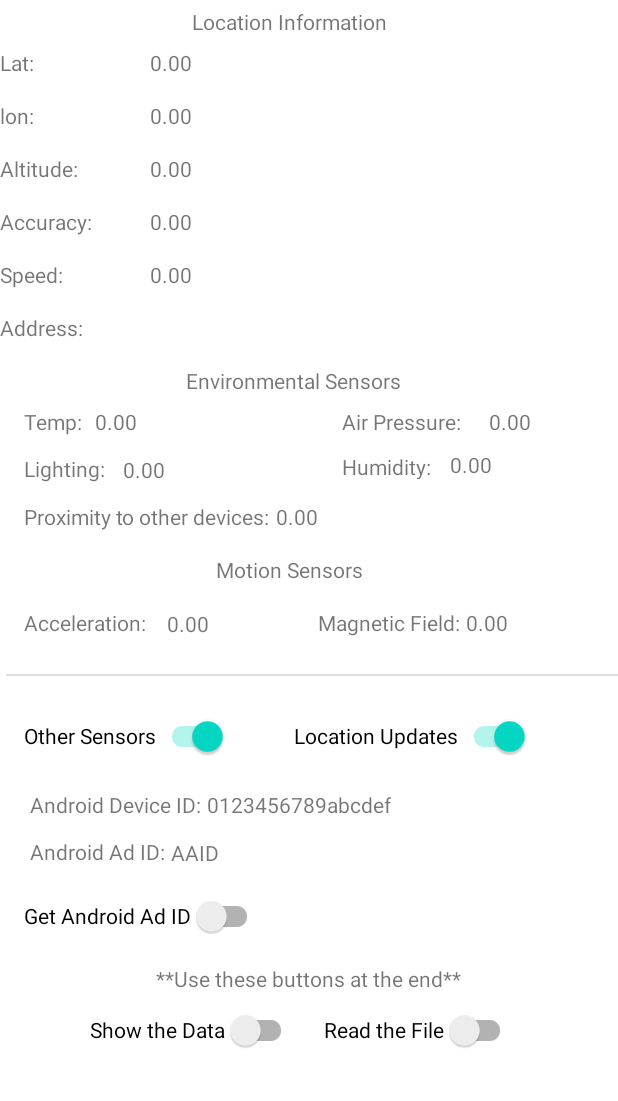
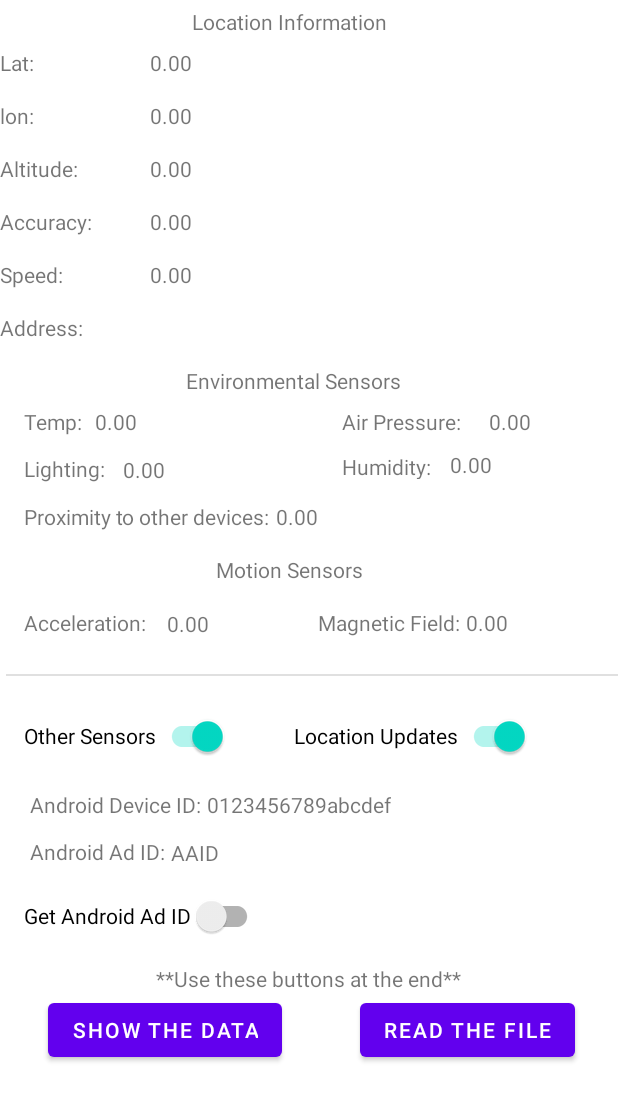
Before and after one commit to holdenlw/Android_Investigation, an Android app: the screen it shows after launch (MainActivity), on a phone screen of 412 x 824 dp. Shown: the top 1101 px of the screen. Run offline under Robolectric (Android 15) with nearby library versions, the phone set to English and light mode, and no system bars; our stand-ins replace AdMob.

Commit message:
Forgot to add buttons

```diff
--- a/app/src/main/java/com/example/myapplication/MainActivity.java
+++ b/app/src/main/java/com/example/myapplication/MainActivity.java
@@ -28,6 +28,7 @@ import androidx.core.app.ActivityCompat;
 
 import android.provider.Settings;
 
+import android.widget.Button;
 import android.widget.TextView;
 import android.widget.Toast;
 
@@ -59,8 +60,9 @@ public class MainActivity extends AppCompatActivity {
 //    String providerPackage;
 //    ListenableFuture<AdvertisingIdInfo> listenableFutureAAID;
 
-    // Switches are for testing purposes
-    SwitchCompat sw_sensors, sw_locations, sw_id, sw_getData, sw_readFile;
+    // Switches and buttons are for testing purposes
+    SwitchCompat sw_sensors, sw_locations, sw_id;
+    Button b_getData, b_readFile;
 
     // The heart and soul of this app
     FusedLocationProviderClient fusedLocationProviderClient;
@@ -110,8 +112,8 @@ public class MainActivity extends AppCompatActivity {
         sw_id = findViewById(R.id.sw_id);
 
         // switches for testing storage
-        sw_getData = findViewById(R.id.sw_getData);
-        sw_readFile = findViewById(R.id.sw_readFile);
+        b_getData = findViewById(R.id.b_getData);
+        b_readFile = findViewById(R.id.b_readFile);
 
         // Getting Device ID: reference https://www.youtube.com/watch?v=6tyGaqV2Gy0
         // Android does not include this in their documentation -- getting this info from a youtube search might help the arguments
@@ -174,11 +176,11 @@ public class MainActivity extends AppCompatActivity {
             } else tv_AAID.setText("Don't worry about this for now");
         });
 
-        sw_getData.setOnClickListener(v -> {
+        b_getData.setOnClickListener(v -> {
             // do something
         });
 
-        sw_readFile.setOnClickListener(v -> {
+        b_readFile.setOnClickListener(v -> {
             // do something
         });
 
--- a/app/src/main/res/layout/activity_main.xml
+++ b/app/src/main/res/layout/activity_main.xml
@@ -383,24 +383,24 @@
         app:layout_constraintStart_toStartOf="@+id/sw_id"
         app:layout_constraintTop_toBottomOf="@+id/sw_id" />
 
-    <androidx.appcompat.widget.SwitchCompat
-        android:id="@+id/sw_getData"
+    <Button
+        android:id="@+id/b_getData"
         android:layout_width="wrap_content"
         android:layout_height="wrap_content"
-        android:layout_marginStart="60dp"
-        android:layout_marginLeft="60dp"
+        android:layout_marginStart="32dp"
+        android:layout_marginLeft="32dp"
         android:layout_marginTop="212dp"
         android:checked="false"
         android:text="@string/sw_getData"
         app:layout_constraintStart_toStartOf="@+id/tv_lbladdress"
         app:layout_constraintTop_toBottomOf="@+id/divider" />
 
-    <androidx.appcompat.widget.SwitchCompat
-        android:id="@+id/sw_readFile"
+    <Button
+        android:id="@+id/b_readFile"
         android:layout_width="wrap_content"
         android:layout_height="wrap_content"
-        android:layout_marginStart="216dp"
-        android:layout_marginLeft="216dp"
+        android:layout_marginStart="240dp"
+        android:layout_marginLeft="240dp"
         android:layout_marginTop="212dp"
         android:checked="false"
         android:text="@string/sw_readFile"
```
